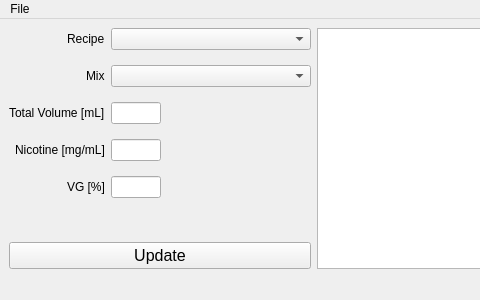
The window that yacc_main_window.ui (aswild/yacc) describes before a commit, drawn with Qt 5; both pictures show x 0 to 480 and y 0 to 300 of the 826 by 300 pixel window.
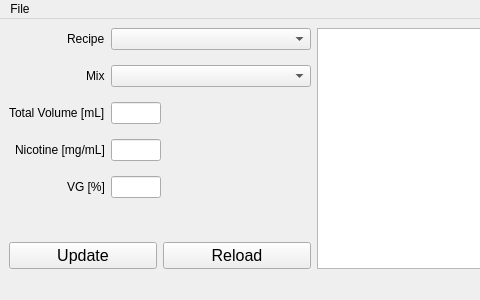
The same window after the commit.

Commit message: Added option to reload config/recipes file; minor tweaks

```diff
--- a/yacc_main_window.ui
+++ b/yacc_main_window.ui
@@ -148,13 +148,9 @@
          </layout>
         </item>
         <item>
+         <layout class="QHBoxLayout" name="horizontalLayout_2">
+          <item>
          <widget class="QPushButton" name="update_button">
-          <property name="sizePolicy">
-           <sizepolicy hsizetype="Minimum" vsizetype="Fixed">
-            <horstretch>0</horstretch>
-            <verstretch>0</verstretch>
-           </sizepolicy>
-          </property>
           <property name="font">
            <font>
             <pointsize>12</pointsize>
@@ -164,6 +160,20 @@
            <string>Update</string>
           </property>
          </widget>
+          </item>
+          <item>
+           <widget class="QPushButton" name="reload_button">
+            <property name="font">
+             <font>
+              <pointsize>12</pointsize>
+             </font>
+            </property>
+            <property name="text">
+             <string>Reload</string>
+            </property>
+           </widget>
+          </item>
+         </layout>
         </item>
        </layout>
       </item>
```
Lines whose indentation alone changed are shown as unchanged. The commit also changes 3 other files.
